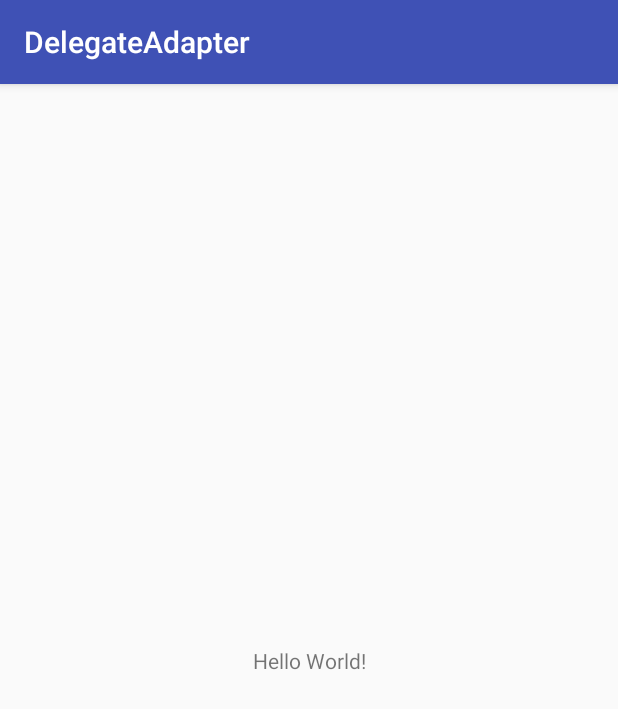
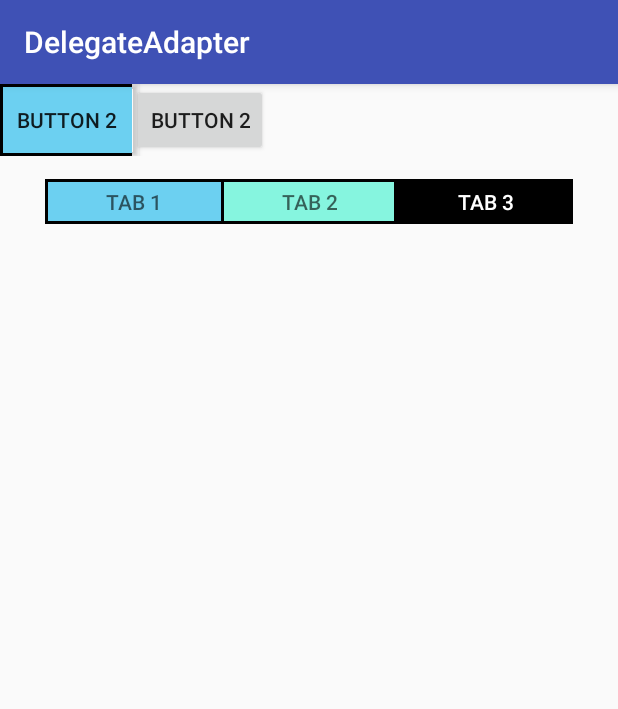
Before and after one commit to alejo740/Android-Delegate-Adapter, an Android app: the screen it shows after launch (MainActivity), on a phone screen of 412 x 824 dp. Shown: the top 709 px of the screen. Run offline under Robolectric (Android 15) with nearby library versions, the phone set to English and light mode, and no system bars.

Commit message:
Testing shapes with tabLayouts

```diff
--- a/app/build.gradle
+++ b/app/build.gradle
@@ -5,7 +5,7 @@ android {
     buildToolsVersion "25.0.2"
     defaultConfig {
         applicationId "com.cobos.edwin.delegateadapter"
-        minSdkVersion 15
+        minSdkVersion 19
         targetSdkVersion 25
         versionCode 1
         versionName "1.0"
@@ -26,5 +26,7 @@ dependencies {
     })
     compile 'com.android.support:appcompat-v7:25.3.1'
     compile 'com.android.support.constraint:constraint-layout:1.0.2'
+    compile 'com.android.support:support-v4:25.3.1'
+    compile 'com.android.support:design:25.3.1'
     testCompile 'junit:junit:4.12'
 }
--- a/app/src/main/java/com/cobos/edwin/delegateadapter/MainActivity.java
+++ b/app/src/main/java/com/cobos/edwin/delegateadapter/MainActivity.java
@@ -1,13 +1,58 @@
 package com.cobos.edwin.delegateadapter;
 
+import android.os.Bundle;
+import android.support.design.widget.TabLayout;
+import android.support.v4.content.ContextCompat;
 import android.support.v7.app.AppCompatActivity;
-import android.os.Bundle;
+import android.view.View;
+import android.view.ViewGroup;
 
 public class MainActivity extends AppCompatActivity {
+
+    private TabLayout tabLayout;
 
     @Override
     protected void onCreate(Bundle savedInstanceState) {
         super.onCreate(savedInstanceState);
         setContentView(R.layout.activity_main);
+
+        SetupTabs();
+
+    }
+
+    private void SetupTabs() {
+        tabLayout = (TabLayout) findViewById(R.id.sliding_tabs);
+        tabLayout.addTab(tabLayout.newTab().setText("Tab 1"));
+        tabLayout.addTab(tabLayout.newTab().setText("Tab 2"));
+        tabLayout.addTab(tabLayout.newTab().setText("Tab 3"));
+
+        //View view = ((ViewGroup) tabLayout.getChildAt(0)).getChildAt(2);
+        //Drawable drw = view.getBackground();
+        ViewGroup vg = ((ViewGroup) tabLayout.getChildAt(0));
+        vg.getChildAt(0).setBackground(ContextCompat.getDrawable(this, R.drawable.tab_button_left));
+        vg.getChildAt(tabLayout.getTabCount() - 1).setBackground(ContextCompat.getDrawable(this, R.drawable.tab_button_right));
+
+        tabLayout.getTabAt(2).select();
+
+        tabLayout.addOnTabSelectedListener(OnTabSelectedListener());
+    }
+
+    private TabLayout.OnTabSelectedListener OnTabSelectedListener() {
+        return new TabLayout.OnTabSelectedListener() {
+            @Override
+            public void onTabSelected(TabLayout.Tab tab) {
+
+            }
+
+            @Override
+            public void onTabUnselected(TabLayout.Tab tab) {
+
+            }
+
+            @Override
+            public void onTabReselected(TabLayout.Tab tab) {
+
+            }
+        };
     }
 }
--- /dev/null
+++ b/app/src/main/res/drawable/tab_button2.xml
@@ -0,0 +1,15 @@
+<?xml version="1.0" encoding="utf-8"?>
+<selector xmlns:android="http://schemas.android.com/apk/res/android">
+
+    <item android:state_selected="true" android:drawable="@android:color/black"/>
+
+    <item>
+        <shape android:shape="rectangle">
+
+            <solid android:color="#86f5df" />
+
+            <stroke android:width="2dp" android:color="#000000" />
+        </shape>
+    </item>
+
+</selector>
--- /dev/null
+++ b/app/src/main/res/drawable/tab_button_left.xml
@@ -0,0 +1,19 @@
+<?xml version="1.0" encoding="utf-8"?>
+<selector xmlns:android="http://schemas.android.com/apk/res/android">
+
+    <item android:state_selected="true" android:drawable="@android:color/black"/>
+
+    <item>
+        <layer-list>
+            <item android:right="-5dp">
+                <shape android:shape="rectangle">
+
+                    <solid android:color="#6cd0f1" />
+
+                    <stroke android:width="2dp" android:color="#000000" />
+                </shape>
+            </item>
+        </layer-list>
+    </item>
+
+</selector>
--- /dev/null
+++ b/app/src/main/res/drawable/tab_button_right.xml
@@ -0,0 +1,19 @@
+<?xml version="1.0" encoding="utf-8"?>
+<selector xmlns:android="http://schemas.android.com/apk/res/android">
+
+    <item android:state_selected="true" android:drawable="@android:color/black"/>
+
+    <item>
+        <layer-list>
+            <item android:left="-5dp">
+                <shape android:shape="rectangle">
+
+                    <solid android:color="#6cd0f1" />
+
+                    <stroke android:width="2dp" android:color="#000000" />
+                </shape>
+            </item>
+        </layer-list>
+    </item>
+
+</selector>
--- a/app/src/main/res/layout/activity_main.xml
+++ b/app/src/main/res/layout/activity_main.xml
@@ -1,18 +1,64 @@
 <?xml version="1.0" encoding="utf-8"?>
-<android.support.constraint.ConstraintLayout xmlns:android="http://schemas.android.com/apk/res/android"
+<LinearLayout xmlns:android="http://schemas.android.com/apk/res/android"
     xmlns:app="http://schemas.android.com/apk/res-auto"
     xmlns:tools="http://schemas.android.com/tools"
     android:layout_width="match_parent"
     android:layout_height="match_parent"
+    android:orientation="vertical"
     tools:context="com.cobos.edwin.delegateadapter.MainActivity">
 
-    <TextView
+    <!--<TextView
         android:layout_width="wrap_content"
         android:layout_height="wrap_content"
         android:text="Hello World!"
         app:layout_constraintBottom_toBottomOf="parent"
         app:layout_constraintLeft_toLeftOf="parent"
         app:layout_constraintRight_toRightOf="parent"
-        app:layout_constraintTop_toTopOf="parent" />
+        app:layout_constraintTop_toTopOf="parent" />-->
 
-</android.support.constraint.ConstraintLayout>
+    <LinearLayout
+        android:layout_width="368dp"
+        android:layout_height="wrap_content"
+        android:orientation="horizontal"
+        tools:layout_editor_absoluteX="8dp"
+        tools:layout_editor_absoluteY="0dp">
+
+        <Button
+            android:id="@+id/b1"
+            android:layout_width="wrap_content"
+            android:layout_height="wrap_content"
+            android:background="@drawable/tab_button_left"
+            android:text="Button 2" />
+
+        <Button
+            android:id="@+id/b2"
+            android:layout_width="wrap_content"
+            android:layout_height="wrap_content"
+            android:text="Button 2" />
+
+    </LinearLayout>
+
+
+    <LinearLayout
+        android:layout_width="match_parent"
+        android:layout_height="wrap_content"
+        android:orientation="horizontal"
+        android:layout_marginStart="30dp"
+        android:layout_marginLeft="30dp"
+        android:layout_marginRight="30dp"
+        android:layout_marginEnd="30dp"
+        android:layout_marginTop="15dp"
+        android:layout_marginBottom="15dp">
+
+        <android.support.design.widget.TabLayout
+            android:id="@+id/sliding_tabs"
+            style="@style/TabLayoutTheme"
+            android:layout_width="match_parent"
+            android:layout_height="30dp"
+            app:tabBackground="@drawable/tab_button2"
+            app:tabMode="fixed" />
+
+    </LinearLayout>
+
+
+</LinearLayout>
--- a/app/src/main/res/values/strings.xml
+++ b/app/src/main/res/values/strings.xml
@@ -1,3 +1,6 @@
 <resources>
     <string name="app_name">DelegateAdapter</string>
+
+    <!-- TODO: Remove or change this placeholder text -->
+    <string name="hello_blank_fragment">Hello blank fragment</string>
 </resources>
--- a/app/src/main/res/values/styles.xml
+++ b/app/src/main/res/values/styles.xml
@@ -8,4 +8,19 @@
         <item name="colorAccent">@color/colorAccent</item>
     </style>
 
+    <style name="TabLayoutTheme" parent="Widget.Design.TabLayout">
+        <item name="tabIndicatorColor">?attr/colorAccent</item>
+        <item name="tabIndicatorHeight">0dp</item>
+        <item name="tabPaddingStart">12dp</item>
+        <item name="tabPaddingEnd">12dp</item>
+        <item name="tabBackground">?attr/selectableItemBackground</item>
+        <item name="tabTextAppearance">@style/TabLayoutTheme.TextAppearance</item>
+        <item name="tabSelectedTextColor">@android:color/white</item>
+    </style>
+    <style name="TabLayoutTheme.TextAppearance" parent="TextAppearance.Design.Tab">
+        <item name="android:textSize">14sp</item>
+        <item name="android:textColor">?android:textColorSecondary</item>
+        <item name="textAllCaps">true</item>
+    </style>
+
 </resources>
```
Also changed, not shown: app/src/main/java/com/cobos/edwin/delegateadapter/Adapters/TabFragmentPagerAdapter.java (added, +35 -0 lines), app/src/main/java/com/cobos/edwin/delegateadapter/PageFragment.java (added, +107 -0 lines), app/src/main/res/layout/fragment_page.xml (added, +13 -0 lines).
